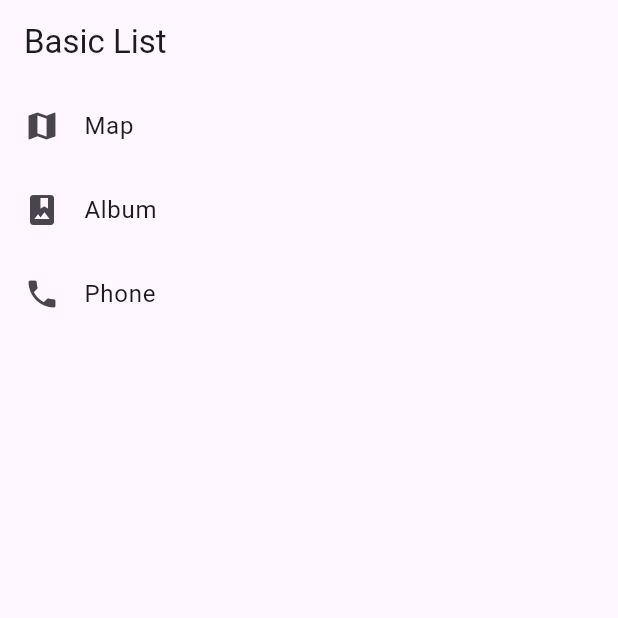
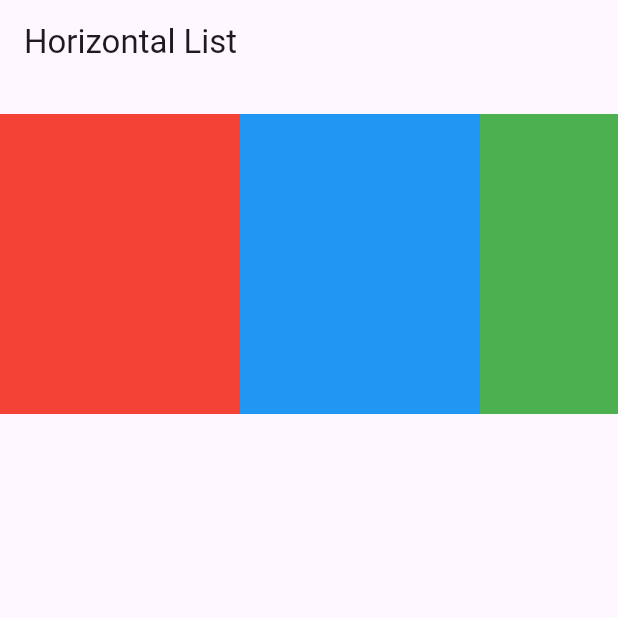
Before and after one commit to axeincode/bosi, a Flutter app: the screen it shows after launch, on a phone screen of 412 x 824 dp, the top half of it. Run offline on Flutter 3.47's test engine with Material 3 defaults, Android fonts, the phone set to English and light mode, and no system bars.

Commit message:
[feat]: added horizontal list

```diff
--- a/lib/main.dart
+++ b/lib/main.dart
@@ -1,7 +1,7 @@
 import 'package:flutter/material.dart';
 
 void main() {
-    runApp(const MyApp());
+  runApp(MyApp());
 }
 
 
@@ -10,8 +10,7 @@
 
   @override
   Widget build(BuildContext context) {
-    // TODO: implement build
-    const title = 'Basic List';
+    const String title = 'Horizontal List';
 
     return MaterialApp(
       title: title,
@@ -19,21 +18,34 @@
         appBar: AppBar(
           title: const Text(title),
         ),
-            body: ListView(
-                children: const [
-                    ListTile(
-                        leading: Icon(Icons.map),
-                        title: Text('Map'),
+        body: Container(
+          margin: const EdgeInsets.symmetric(vertical: 20),
+          height: 200,
+          child: ListView(
+            scrollDirection: Axis.horizontal,
+            children: <Widget>[
+              Container(
+                width: 160,
+                color: Colors.red,
               ),
-                    ListTile(
-                        leading: Icon(Icons.photo_album),
-                        title: Text('Album'),
+              Container(
+                width: 160,
+                color: Colors.blue,
               ),
-                    ListTile(
-                        leading: Icon(Icons.phone),
-                        title: Text('Phone'),
-                    )
+              Container(
+                width: 160,
+                color: Colors.green,
+              ),
+              Container(
+                width: 160,
+                color: Colors.yellow,
+              ),
+              Container(
+                width: 160,
+                color: Colors.orange,
+              ),
             ],
+          ),
         ),
       ),
     );
```
Also changed, not shown: lib/list.dart (added, +41 -0 lines). Lines whose indentation alone changed are shown as unchanged.
